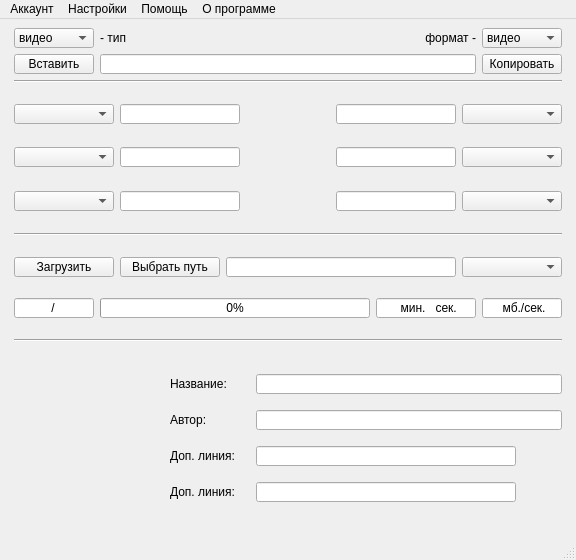
The window that design_cool_rework.ui (AlekseevValeriy/YouTube-video-downloader) describes before a commit, drawn with Qt 5.
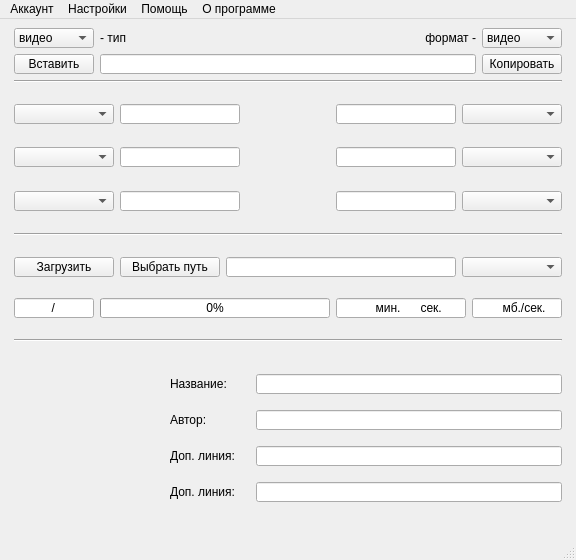
The same window after the commit. Icons and pictures are not drawn.

Diff of the .ui file:
```diff
--- a/design_cool_rework.ui
+++ b/design_cool_rework.ui
@@ -922,7 +922,7 @@
            <string>Количество загружаемых и загруженных файлов</string>
           </property>
           <property name="inputMask">
-           <string>000 / 000</string>
+           <string>0000 / 0000</string>
           </property>
           <property name="text">
            <string> / </string>
@@ -984,7 +984,7 @@
          <widget class="QLineEdit" name="remaining_time_line">
           <property name="minimumSize">
            <size>
-            <width>100</width>
+            <width>130</width>
             <height>20</height>
            </size>
           </property>
@@ -1003,7 +1003,7 @@
            <string>Оставшиеся время до полной загрузки файла</string>
           </property>
           <property name="inputMask">
-           <string>0 мин. 0 сек.</string>
+           <string>0000 мин. 0000 сек.</string>
           </property>
           <property name="text">
            <string> мин.  сек.</string>
@@ -1012,7 +1012,7 @@
            <set>Qt::AlignCenter</set>
           </property>
           <property name="readOnly">
-           <bool>true</bool>
+           <bool>false</bool>
           </property>
          </widget>
         </item>
@@ -1020,7 +1020,7 @@
          <widget class="QLineEdit" name="internet_speed_line">
           <property name="minimumSize">
            <size>
-            <width>80</width>
+            <width>90</width>
             <height>20</height>
            </size>
           </property>
@@ -1039,17 +1039,23 @@
            <string>Примерная скорость загрузки файла</string>
           </property>
           <property name="inputMask">
-           <string>0 мб./сек.</string>
+           <string>0000 мб./сек.</string>
           </property>
           <property name="text">
            <string> мб./сек.</string>
           </property>
+          <property name="frame">
+           <bool>true</bool>
+          </property>
           <property name="alignment">
            <set>Qt::AlignCenter</set>
           </property>
           <property name="readOnly">
            <bool>true</bool>
           </property>
+          <property name="clearButtonEnabled">
+           <bool>false</bool>
+          </property>
          </widget>
         </item>
        </layout>
@@ -1256,13 +1262,13 @@
            <widget class="QLineEdit" name="additional_line_1">
             <property name="minimumSize">
              <size>
-              <width>130</width>
+              <width>260</width>
               <height>20</height>
              </size>
             </property>
             <property name="maximumSize">
              <size>
-              <width>260</width>
+              <width>520</width>
               <height>20</height>
              </size>
             </property>
@@ -1283,13 +1289,13 @@
            <widget class="QLineEdit" name="additional_line_2">
             <property name="minimumSize">
              <size>
-              <width>130</width>
+              <width>260</width>
               <height>20</height>
              </size>
             </property>
             <property name="maximumSize">
              <size>
-              <width>260</width>
+              <width>520</width>
               <height>20</height>
              </size>
             </property>
```
Left out of the diff: 182 changed lines with no effect on the pictures.
